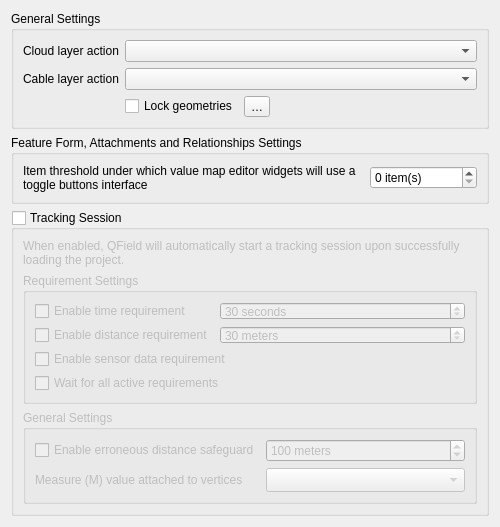
Old version of the form qfieldsync/ui/map_layer_config_widget.ui in the repository opengisch/qfieldsync.
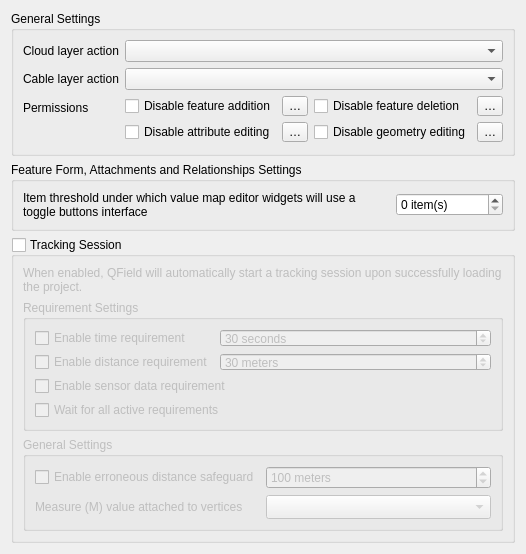
New version of the form. Custom widgets are drawn as their Qt base class.

Commit message: Explode geometry locked into 4 distinct locked states (#683)

Diff of the .ui file:
```diff
--- a/qfieldsync/ui/map_layer_config_widget.ui
+++ b/qfieldsync/ui/map_layer_config_widget.ui
@@ -44,26 +44,50 @@
         </property>
        </widget>
       </item>
+      <item row="2" column="0">
+       <widget class="QLabel" name="lockLabel">
+        <property name="text">
+         <string>Permissions</string>
+        </property>
+       </widget>
+      </item>
       <item row="2" column="1">
-       <layout class="QHBoxLayout" name="horizontalLayout">
-        <item>
-         <widget class="QCheckBox" name="isGeometryLockedCheckBox">
+       <layout class="QGridLayout" name="lockGridLayout">
+        <item row="0" column="0">
+         <widget class="QCheckBox" name="isFeatureAdditionLockedCheckBox">
           <property name="toolTip">
            <string>When enabled, this option disables adding and deleting features, as well as modifying the geometries of existing features.</string>
           </property>
           <property name="text">
-           <string>Lock geometries</string>
+           <string>Disable feature addition</string>
           </property>
          </widget>
         </item>
-        <item>
-         <widget class="QgsPropertyOverrideButton" name="isGeometryLockedDDButton">
+        <item row="0" column="1">
+         <widget class="QgsPropertyOverrideButton" name="isFeatureAdditionLockedDDButton">
           <property name="text">
            <string>…</string>
           </property>
          </widget>
         </item>
-        <item>
+        <item row="0" column="2">
+         <widget class="QCheckBox" name="isFeatureDeletionLockedCheckBox">
+          <property name="toolTip">
+           <string>When enabled, this option prevents the deletion of features from the layer.</string>
+          </property>
+          <property name="text">
+           <string>Disable feature deletion</string>
+          </property>
+         </widget>
+        </item>
+        <item row="0" column="3">
+         <widget class="QgsPropertyOverrideButton" name="isFeatureDeletionLockedDDButton">
+          <property name="text">
+           <string>…</string>
+          </property>
+         </widget>
+        </item>
+        <item row="0" column="4">
          <spacer name="horizontalSpacer">
           <property name="orientation">
            <enum>Qt::Horizontal</enum>
@@ -76,6 +100,40 @@
           </property>
          </spacer>
         </item>
+        <item row="1" column="0">
+         <widget class="QCheckBox" name="isAttributeEditingLockedCheckBox">
+          <property name="toolTip">
+           <string>When enabled, this option disables editing of attributes of existing features.</string>
+          </property>
+          <property name="text">
+           <string>Disable attribute editing</string>
+          </property>
+         </widget>
+        </item>
+        <item row="1" column="1">
+         <widget class="QgsPropertyOverrideButton" name="isAttributeEditingLockedDDButton">
+          <property name="text">
+           <string>…</string>
+          </property>
+         </widget>
+        </item>
+        <item row="1" column="2">
+         <widget class="QCheckBox" name="isGeometryEditingLockedCheckBox">
+          <property name="toolTip">
+           <string>When enabled, this option disables editing of geometries of existing features.</string>
+          </property>
+          <property name="text">
+           <string>Disable geometry editing</string>
+          </property>
+         </widget>
+        </item>
+        <item row="1" column="3">
+         <widget class="QgsPropertyOverrideButton" name="isGeometryEditingLockedDDButton">
+          <property name="text">
+           <string>…</string>
+          </property>
+         </widget>
+        </item>
        </layout>
       </item>
       <item row="1" column="1">
```
Left out of the diff: 2 changed lines with no effect on the pictures. The commit also changes 2 other files.
